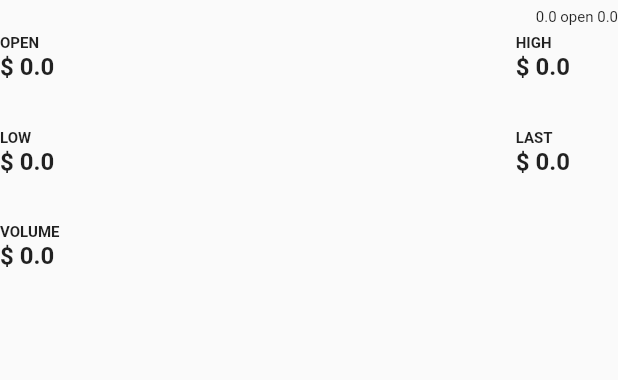
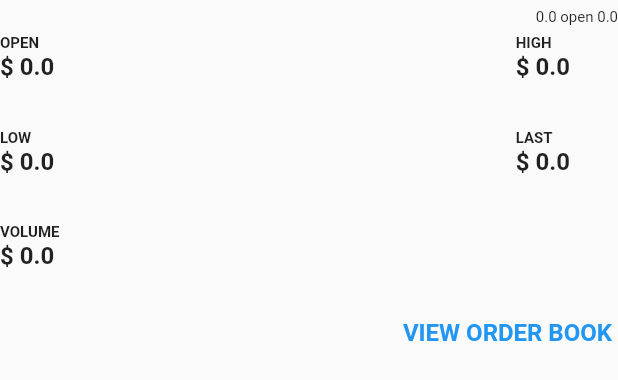
Before and after one commit to iammadhukar/deep_rooted, a Flutter app: the CryptoDetailWidget widget shown alone on an empty page, opened directly with empty values, on a phone screen of 412 x 824 dp. Shown: the top 380 px of the screen. Run offline on Flutter 3.47's test engine with Material 2 defaults, Android fonts, the phone set to English and light mode, and no system bars.

Commit message:
view order book text added

```diff
--- a/lib/components/CryptoDetailWidget.dart
+++ b/lib/components/CryptoDetailWidget.dart
@@ -144,6 +144,18 @@ class CryptoDetailWidget extends StatelessWidget {
             ),
           ],
         ),
+        const SizedBox(height: 32.0),
+        const Align(
+          alignment: Alignment.centerRight,
+          child: Text(
+            "VIEW ORDER BOOK ",
+            style: TextStyle(
+              fontSize: 16,
+              fontWeight: FontWeight.bold,
+              color: Colors.blue,
+            ),
+          ),
+        ),
       ],
     );
   }
```
